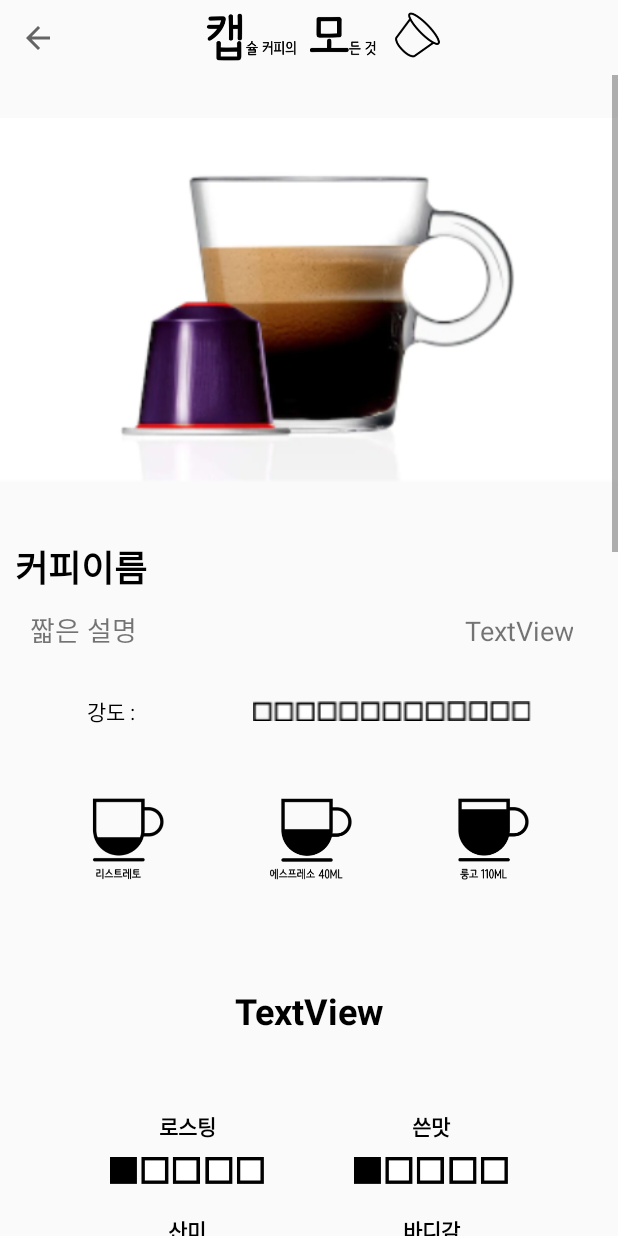
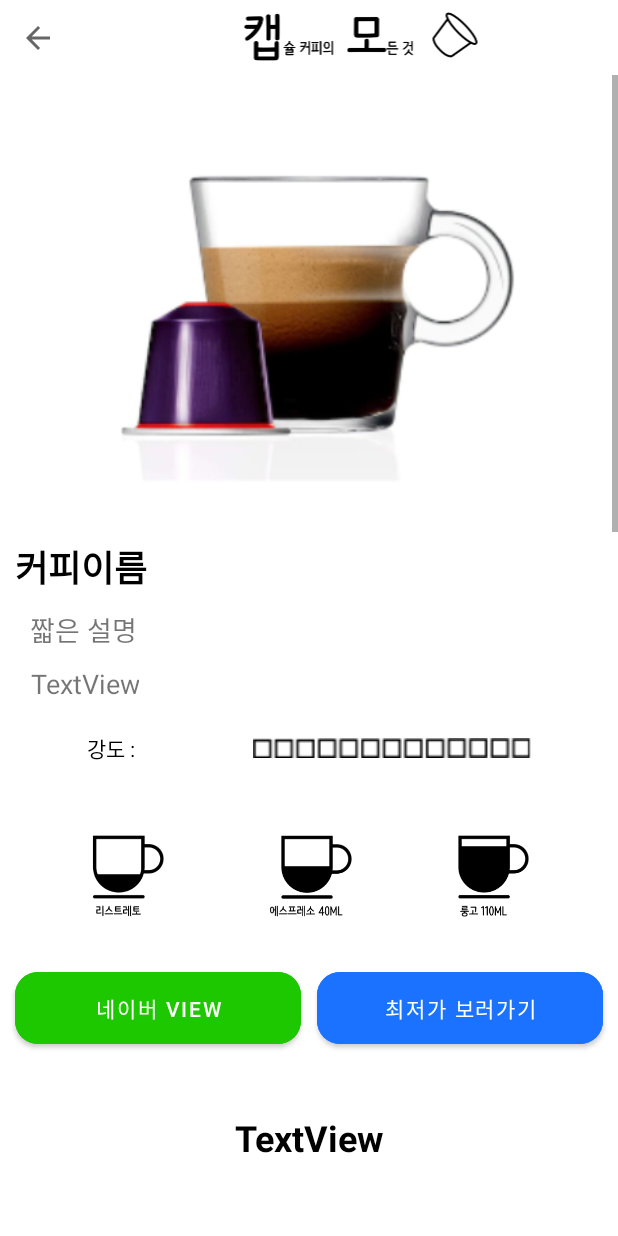
Before and after one commit to eoqkrskfk94/CapCoffee, an Android app: the CoffeeDetailActivity screen opened directly, with no data from a screen before it, on a phone screen of 412 x 824 dp. Run offline under Robolectric (Android 15) with nearby library versions, the phone set to English and light mode, and no system bars; our stand-ins replace data binding; 27 statements that could not run were skipped.

Commit message:
[Edit] 변수 이름 변경 작업

```diff
--- a/app/build.gradle
+++ b/app/build.gradle
@@ -73,6 +73,8 @@ dependencies {
     annotationProcessor 'com.github.bumptech.glide:compiler:4.11.0'
 
     implementation "androidx.lifecycle:lifecycle-viewmodel-ktx:2.2.0"
+
+    api 'com.google.android.material:material:1.1.0-alpha06'
 }
 
 apply plugin: 'com.google.gms.google-services'
--- a/app/src/main/res/layout/activity_coffee_detail.xml
+++ b/app/src/main/res/layout/activity_coffee_detail.xml
@@ -1,6 +1,5 @@
 <?xml version="1.0" encoding="utf-8"?>
-<layout
-    xmlns:android="http://schemas.android.com/apk/res/android"
+<layout xmlns:android="http://schemas.android.com/apk/res/android"
     xmlns:app="http://schemas.android.com/apk/res-auto"
     xmlns:tools="http://schemas.android.com/tools">
 
@@ -19,39 +18,32 @@
 
 
         <LinearLayout
-            android:id="@+id/topMenubar"
+            android:id="@+id/top_menubar"
             android:layout_width="match_parent"
             android:layout_height="wrap_content"
             android:orientation="horizontal">
 
             <ImageButton
-                android:id="@+id/back_btn"
+                android:id="@+id/btn_back"
                 android:layout_width="50dp"
                 android:layout_height="50dp"
                 android:background="#00000000"
                 app:srcCompat="?attr/actionModeCloseDrawable" />
 
             <ImageView
-                android:id="@+id/imageView3"
                 android:layout_width="wrap_content"
                 android:layout_height="wrap_content"
                 android:layout_gravity="center"
                 android:layout_weight="1"
                 app:srcCompat="@drawable/title" />
 
-            <ImageButton
-                android:id="@+id/back_btn2"
-                android:layout_width="50dp"
-                android:layout_height="50dp"
-                android:background="#00000000"
-                android:visibility="invisible"
-                app:srcCompat="?attr/actionModeCloseDrawable" />
+
         </LinearLayout>
 
         <ScrollView
             android:layout_width="match_parent"
             android:layout_height="match_parent"
-            android:layout_below="@id/topMenubar">
+            android:layout_below="@id/top_menubar">
 
             <LinearLayout
                 android:layout_width="match_parent"
@@ -59,13 +51,13 @@
                 android:orientation="vertical">
 
                 <ImageView
-                    android:id="@+id/coffee_image"
+                    android:id="@+id/iv_coffee_image"
                     android:layout_width="match_parent"
                     android:layout_height="300dp"
                     app:srcCompat="@drawable/nes_arpegio_decaf" />
 
                 <TextView
-                    android:id="@+id/coffee_name"
+                    android:id="@+id/tv_coffee_name"
                     android:layout_width="match_parent"
                     android:layout_height="wrap_content"
                     android:layout_margin="10dp"
@@ -80,7 +72,7 @@
                     android:orientation="horizontal">
 
                     <TextView
-                        android:id="@+id/short_description"
+                        android:id="@+id/tv_short_description"
                         android:layout_width="wrap_content"
                         android:layout_height="wrap_content"
                         android:layout_marginStart="20dp"
@@ -88,26 +80,28 @@
                         android:text="짧은 설명"
                         android:textSize="18sp" />
 
-                    <TextView
-                        android:id="@+id/capTypetxt"
-                        android:layout_width="wrap_content"
-                        android:layout_height="wrap_content"
-                        android:layout_marginEnd="30dp"
-                        android:layout_weight="1"
-                        android:text="TextView"
-                        android:textAlignment="textEnd"
-                        android:textSize="18sp" />
+
                 </LinearLayout>
 
+
+                <TextView
+                    android:id="@+id/tv_cap_type"
+                    android:layout_width="wrap_content"
+                    android:layout_height="wrap_content"
+                    android:layout_marginStart="20dp"
+                    android:text="TextView"
+                    android:textAlignment="textEnd"
+                    android:textSize="18sp" />
+
+
                 <LinearLayout
-                    android:id="@+id/intensityView"
+                    android:id="@+id/ll_intensity_view"
                     android:layout_width="match_parent"
                     android:layout_height="match_parent"
                     android:layout_margin="20dp"
                     android:orientation="horizontal">
 
                     <TextView
-                        android:id="@+id/textView20"
                         android:layout_width="wrap_content"
                         android:layout_height="wrap_content"
                         android:layout_weight="1"
@@ -116,7 +110,7 @@
                         android:textColor="#000000" />
 
                     <ImageView
-                        android:id="@+id/intensity_view"
+                        android:id="@+id/iv_intensity_view"
                         android:layout_width="wrap_content"
                         android:layout_height="wrap_content"
                         android:layout_gravity="center"
@@ -131,29 +125,70 @@
                     android:orientation="horizontal">
 
                     <ImageView
-                        android:id="@+id/ristretto_view"
+                        android:id="@+id/iv_ristretto"
                         android:layout_width="wrap_content"
                         android:layout_height="wrap_content"
                         android:layout_weight="1"
                         android:src="@drawable/ristretto" />
 
                     <ImageView
-                        android:id="@+id/espresso_view"
+                        android:id="@+id/iv_espresso"
                         android:layout_width="wrap_content"
                         android:layout_height="wrap_content"
                         android:layout_weight="1"
                         android:src="@drawable/espresso" />
 
                     <ImageView
-                        android:id="@+id/lungo_view"
+                        android:id="@+id/iv_lungo"
                         android:layout_width="wrap_content"
                         android:layout_height="wrap_content"
                         android:layout_weight="1"
                         android:src="@drawable/lungo" />
                 </LinearLayout>
 
+
+                <androidx.constraintlayout.widget.ConstraintLayout
+                    android:layout_width="match_parent"
+                    android:layout_height="wrap_content">
+
+                    <com.google.android.material.button.MaterialButton
+                        android:id="@+id/btn_naver_blog"
+                        android:layout_width="0dp"
+                        android:layout_height="60dp"
+                        android:layout_marginStart="10dp"
+                        android:layout_marginEnd="5dp"
+                        android:backgroundTint="@color/naver"
+                        android:text="@string/naver_view"
+                        android:textColor="@color/white"
+                        app:cornerRadius="15dp"
+                        app:layout_constraintBottom_toBottomOf="parent"
+                        app:layout_constraintEnd_toStartOf="@id/btn_naver_price"
+                        app:layout_constraintHorizontal_chainStyle="spread"
+                        app:layout_constraintStart_toStartOf="parent"
+                        app:layout_constraintTop_toTopOf="parent" />
+
+                    <com.google.android.material.button.MaterialButton
+                        android:id="@+id/btn_naver_price"
+                        android:layout_width="0dp"
+                        android:layout_height="60dp"
+                        android:layout_marginStart="5dp"
+                        android:layout_marginEnd="10dp"
+                        android:layout_weight="1"
+                        android:backgroundTint="@color/blue"
+                        android:text="@string/naver_price"
+                        android:textColor="@color/white"
+                        app:cornerRadius="15dp"
+                        app:layout_constraintBottom_toBottomOf="parent"
+                        app:layout_constraintEnd_toEndOf="parent"
+                        app:layout_constraintStart_toEndOf="@id/btn_naver_blog"
+                        app:layout_constraintTop_toTopOf="parent" />
+
+
+                </androidx.constraintlayout.widget.ConstraintLayout>
+
+
                 <TextView
-                    android:id="@+id/side_title"
+                    android:id="@+id/tv_side_title"
                     android:layout_width="match_parent"
                     android:layout_height="wrap_content"
                     android:layout_margin="10dp"
@@ -166,7 +201,7 @@
                     android:textStyle="bold" />
 
                 <LinearLayout
-                    android:id="@+id/styleView1"
+                    android:id="@+id/ll_style_view1"
                     android:layout_width="match_parent"
                     android:layout_height="wrap_content"
                     android:layout_margin="10dp"
@@ -181,7 +216,7 @@
                         android:orientation="vertical">
 
                         <TextView
-                            android:id="@+id/textView4"
+                            android:id="@+id/tv_roasting"
                             android:layout_width="match_parent"
                             android:layout_height="wrap_content"
                             android:layout_marginBottom="10dp"
@@ -191,7 +226,7 @@
                             android:textStyle="bold" />
 
                         <ImageView
-                            android:id="@+id/roasting"
+                            android:id="@+id/iv_roasting"
                             android:layout_width="match_parent"
                             android:layout_height="wrap_content"
                             app:srcCompat="@drawable/inten_1" />
@@ -204,7 +239,7 @@
                         android:orientation="vertical">
 
                         <TextView
-                            android:id="@+id/textView5"
+                            android:id="@+id/tv_bitterness"
                             android:layout_width="match_parent"
                             android:layout_height="wrap_content"
                             android:layout_marginBottom="10dp"
@@ -214,7 +249,7 @@
                             android:textStyle="bold" />
 
                         <ImageView
-                            android:id="@+id/bitterness"
+                            android:id="@+id/iv_bitterness"
                             android:layout_width="match_parent"
                             android:layout_height="wrap_content"
                             app:srcCompat="@drawable/inten_1" />
@@ -222,7 +257,7 @@
                 </LinearLayout>
 
                 <LinearLayout
-                    android:id="@+id/styleView2"
+                    android:id="@+id/ll_style_view2"
                     android:layout_width="match_parent"
                     android:layout_height="match_parent"
                     android:layout_margin="10dp"
@@ -236,7 +271,7 @@
                         android:orientation="vertical">
 
                         <TextView
-                            android:id="@+id/textView6"
+                            android:id="@+id/tv_sourness"
                             android:layout_width="match_parent"
                             android:layout_height="wrap_content"
                             android:layout_marginBottom="10dp"
@@ -246,7 +281,7 @@
                             android:textStyle="bold" />
 
                         <ImageView
-                            android:id="@+id/sourness"
+                            android:id="@+id/iv_sourness"
                             android:layout_width="match_parent"
                             android:layout_height="wrap_content"
                             app:srcCompat="@drawable/inten_1" />
@@ -259,7 +294,7 @@
                         android:orientation="vertical">
 
                         <TextView
-                            android:id="@+id/textView7"
+                            android:id="@+id/tv_body"
                             android:layout_width="match_parent"
                             android:layout_height="wrap_content"
                             android:layout_marginBottom="10dp"
@@ -269,7 +304,7 @@
                             android:textStyle="bold" />
 
                         <ImageView
-                            android:id="@+id/body"
+                            android:id="@+id/iv_body"
                             android:layout_width="match_parent"
                             android:layout_height="wrap_content"
                             app:srcCompat="@drawable/inten_1" />
@@ -277,7 +312,7 @@
                 </LinearLayout>
 
                 <TextView
-                    android:id="@+id/description_1"
+                    android:id="@+id/tv_description1"
                     android:layout_width="match_parent"
                     android:layout_height="wrap_content"
                     android:layout_margin="10dp"
@@ -285,17 +320,17 @@
                     android:paddingTop="30dp"
                     android:paddingBottom="30dp"
                     android:text="TextView"
-                    android:textSize="18sp"
-                    android:textColor="#000000" />
+                    android:textColor="#000000"
+                    android:textSize="18sp" />
 
                 <ImageView
-                    android:id="@+id/description2_image"
+                    android:id="@+id/iv_description2"
                     android:layout_width="match_parent"
                     android:layout_height="wrap_content"
                     app:srcCompat="@drawable/nes_arpeggio" />
 
                 <TextView
-                    android:id="@+id/tv_description_2_title"
+                    android:id="@+id/tv_description2_title"
                     android:layout_width="match_parent"
                     android:layout_height="wrap_content"
                     android:layout_margin="10dp"
@@ -305,82 +340,82 @@
                     android:textStyle="bold" />
 
                 <TextView
-                    android:id="@+id/description_2"
+                    android:id="@+id/tv_description2"
                     android:layout_width="match_parent"
                     android:layout_height="wrap_content"
                     android:layout_marginStart="10dp"
                     android:layout_marginEnd="10dp"
                     android:layout_marginBottom="30dp"
                     android:text="TextView"
-                    android:textSize="16sp"
-                    android:textColor="#000000" />
+                    android:textColor="#000000"
+                    android:textSize="16sp" />
 
                 <ImageView
-                    android:id="@+id/description3_image"
+                    android:id="@+id/iv_description3"
                     android:layout_width="match_parent"
                     android:layout_height="wrap_content"
                     app:srcCompat="@drawable/nes_arpeggio" />
 
                 <TextView
-                    android:id="@+id/tv_description_3_title"
+                    android:id="@+id/tv_description3_title"
                     android:layout_width="match_parent"
                     android:layout_height="wrap_content"
                     android:layout_margin="10dp"
                     android:text="로스팅"
                     android:textColor="#000000"
                     android:textSize="18sp"
-                    android:textStyle="bold"/>
+                    android:textStyle="bold" />
 
                 <TextView
-                    android:id="@+id/description_3"
+                    android:id="@+id/tv_description3"
                     android:layout_width="match_parent"
                     android:layout_height="wrap_content"
                     android:layout_marginStart="10dp"
                     android:layout_marginEnd="10dp"
                     android:layout_marginBottom="30dp"
                     android:text="TextView"
-                    android:textSize="16sp"
-                    android:textColor="#000000" />
+                    android:textColor="#000000"
+                    android:textSize="16sp" />
 
                 <ImageView
-                    android:id="@+id/description4_image"
+                    android:id="@+id/iv_description4"
                     android:layout_width="match_parent"
                     android:layout_height="wrap_content"
                     app:srcCompat="@drawable/nes_arpeggio" />
 
                 <TextView
-                    android:id="@+id/tv_description_4_title"
+                    android:id="@+id/tv_description4_title"
                     android:layout_width="match_parent"
                     android:layout_height="wrap_content"
                     android:layout_margin="10dp"
                     android:text="아로마 프로파일"
                     android:textColor="#000000"
                     android:textSize="18sp"
-                    android:textStyle="bold"/>
+                    android:textStyle="bold" />
 
                 <TextView
-                    android:id="@+id/description_4"
+                    android:id="@+id/tv_description4"
                     android:layout_width="match_parent"
                     android:layout_height="wrap_content"
                     android:layout_marginStart="10dp"
                     android:layout_marginEnd="10dp"
                     android:layout_marginBottom="30dp"
                     android:text="TextView"
-                    android:textSize="16sp"
-                    android:textColor="#000000" />
+                    android:textColor="#000000"
+                    android:textSize="16sp" />
 
                 <TextView
-                    android:id="@+id/tv_description_5_title"
+                    android:id="@+id/tv_description5_title"
                     android:layout_width="match_parent"
                     android:layout_height="wrap_content"
                     android:layout_margin="10dp"
                     android:text="성분 및 알레르기"
                     android:textColor="#000000"
                     android:textSize="18sp"
-                    android:textStyle="bold"/>
+                    android:textStyle="bold" />
 
                 <TextView
-                    android:id="@+id/description_5"
+                    android:id="@+id/tv_description5"
                     android:layout_width="match_parent"
                     android:layout_height="wrap_content"
                     android:layout_marginStart="10dp"
--- a/app/src/main/res/values/colors.xml
+++ b/app/src/main/res/values/colors.xml
@@ -1,6 +1,11 @@
 <?xml version="1.0" encoding="utf-8"?>
 <resources>
-    <color name="colorPrimary">#6200EE</color>
-    <color name="colorPrimaryDark">#3700B3</color>
+    <color name="colorPrimary">#000000</color>
+    <color name="colorPrimaryDark">#000000</color>
     <color name="colorAccent">#03DAC5</color>
+
+    <color name="naver">#1EC800</color>
+    <color name="blue">#1A72FF</color>
+    <color name="white">#FFFFFF</color>
+    <color name="black">#000000</color>
 </resources>
--- a/app/src/main/res/values/strings.xml
+++ b/app/src/main/res/values/strings.xml
@@ -12,4 +12,6 @@
     <string name="barista">barista</string>
     <string name="iltaliano">dunkin</string>
     <string name="espresso_lungo">espresso lungo</string>
+    <string name="naver_view">네이버 VIEW</string>
+    <string name="naver_price">최저가 보러가기</string>
 </resources>
--- a/app/src/main/res/values/styles.xml
+++ b/app/src/main/res/values/styles.xml
@@ -16,4 +16,14 @@
         <item name="colorPrimaryDark">@color/colorPrimaryDark</item>
         <item name="colorAccent">@color/colorAccent</item>
     </style>
+
+
+
+    <style name="MainTheme" parent="Theme.MaterialComponents.Light.NoActionBar">
+        <item name="colorPrimary">@color/colorPrimary</item>
+        <item name="colorPrimaryDark">@color/colorPrimaryDark</item>
+        <item name="windowActionBar">false</item>
+        <item name="windowNoTitle">true</item>
+    </style>
+
 </resources>
```
Also changed, not shown: app/src/main/AndroidManifest.xml (+9 -9 lines), app/src/main/java/com/mj/capcoffee/CoffeeDetailActivity.kt (+44 -44 lines).
